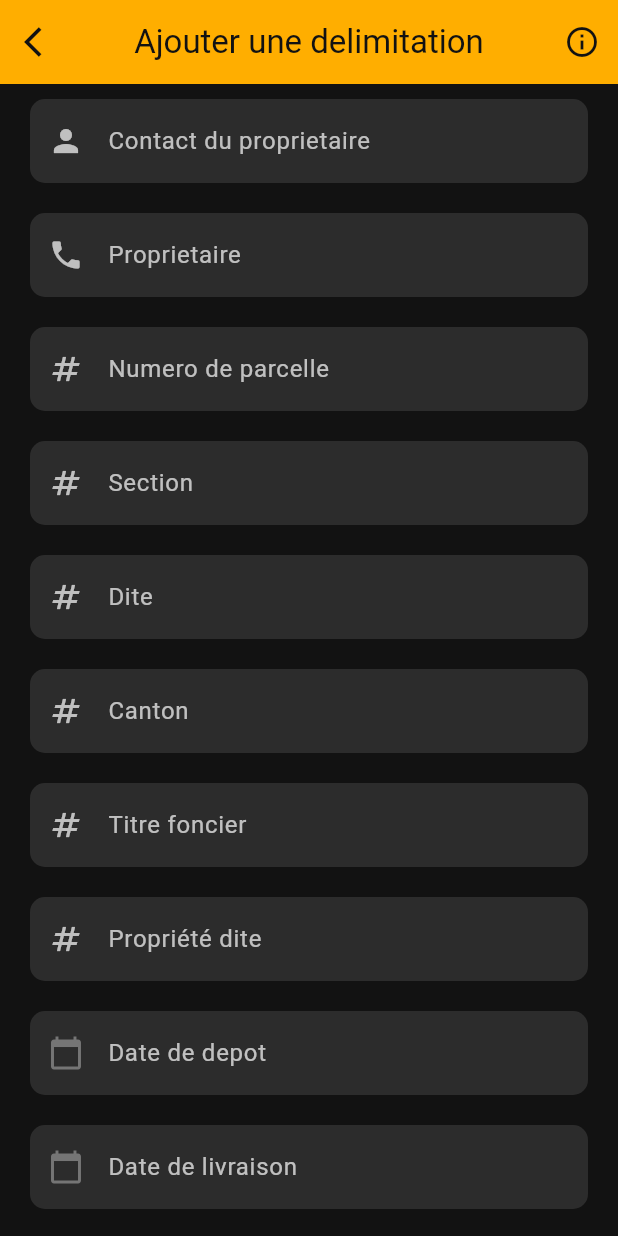
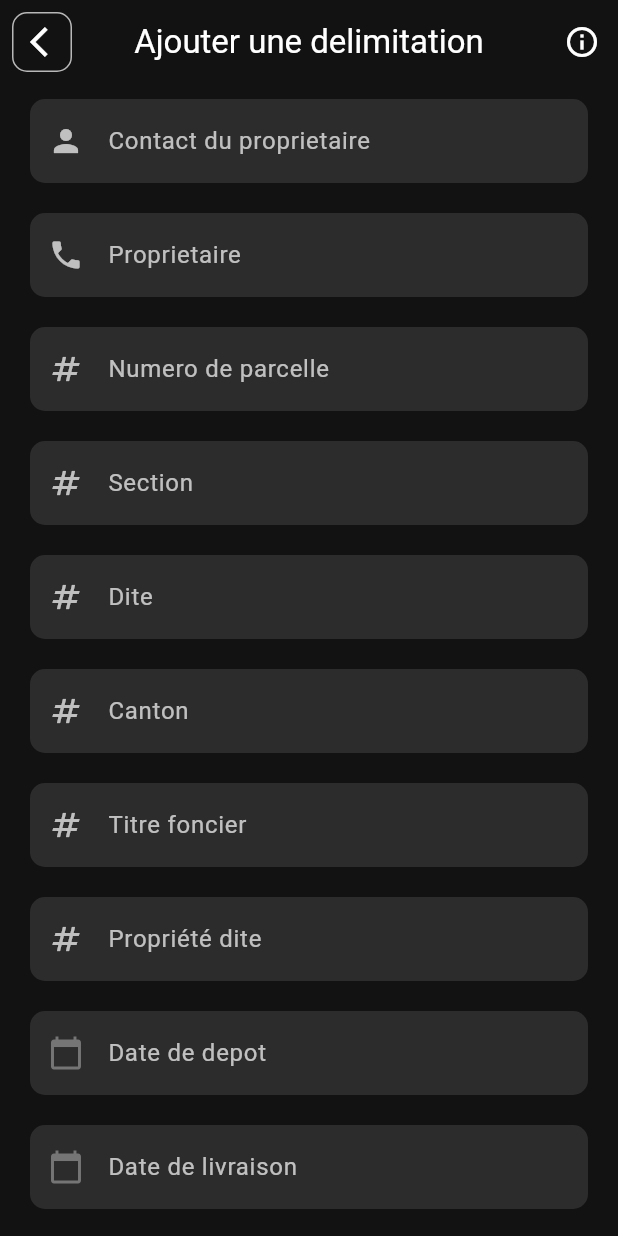
Before and after one commit to songo-04/NjaraAppFront, a Flutter app: the AddDelimitation screen opened directly, on a phone screen of 412 x 824 dp. Run offline on Flutter 3.47's test engine with Material 3 defaults, Android fonts, the phone set to English and light mode, and no system bars; our stand-ins replace flutter_local_notifications, flutter_secure_storage, flutter_spinkit, jwt_decoder, logger, table_calendar; accounts and stored records are empty.

```diff
--- a/lib/utils/appBar.dart
+++ b/lib/utils/appBar.dart
@@ -10,25 +10,36 @@ class AppBarUtils extends StatelessWidget implements PreferredSizeWidget {
   @override
   Widget build(BuildContext context) {
     return AppBar(
-      title: Text(title, style: const TextStyle(color: bgColor)),
-      backgroundColor: mainColor,
+      title: Text(title, style: const TextStyle(color: textColor)),
+      backgroundColor: bgColor,
       elevation: 0,
       centerTitle: true,
       leading: IconButton(
-        icon: const Icon(Icons.arrow_back_ios, color: bgColor),
+        icon: const Icon(Icons.arrow_back_ios, color: textColor),
         onPressed: () => Navigator.of(context).pop(),
+        style: ButtonStyle(
+          shape: WidgetStateProperty.all(
+            RoundedRectangleBorder(
+              borderRadius: BorderRadius.circular(10),
+              side: const BorderSide(color: textColorSecondary),
+            ),
+          ),
+          padding: WidgetStateProperty.all(
+            const EdgeInsets.only(left: 8),
+          ),
+        ),
       ),
       actions: [
         IconButton(
-          icon: const Icon(Icons.info_outline, color: bgColor),
+          icon: const Icon(Icons.info_outline, color: textColor),
           onPressed: () {
             // Show info dialog or navigate to help page
             showDialog(
               context: context,
               builder: (context) => AlertDialog(
                 title: const Text('Information'),
-                content: const Text(
-                    'Remplissez tous les champs pour ajouter un nouveau morcellement.'),
+                content: Text(
+                    'Remplissez tous les champs pour ajouter un nouveau $title'),
                 actions: [
                   TextButton(
                     child: const Text(
--- a/lib/view/pages/home/notification/notification_helper.dart
+++ b/lib/view/pages/home/notification/notification_helper.dart
@@ -63,7 +63,7 @@ class NotificationHelper {
 
   void _startDailyCheck() {
     final now = DateTime.now();
-    DateTime scheduledTime = DateTime(now.year, now.month, now.day, 13, 45);
+    DateTime scheduledTime = DateTime(now.year, now.month, now.day, 19, 00);
 
     if (now.isAfter(scheduledTime)) {
       scheduledTime = scheduledTime.add(const Duration(days: 1));
--- a/lib/view/pages/home/task/taskHomePage.dart
+++ b/lib/view/pages/home/task/taskHomePage.dart
@@ -25,7 +25,7 @@ class _TaskHomePageState extends State<TaskHomePage> {
             right: MediaQuery.of(context).size.width * 0.1, // Moved to right
             child: buildBlurCircle(60, mainColor.withOpacity(0.6)),
           ),
-          Container(
+          const SizedBox(
             width: double.infinity,
             height: double.infinity,
             child:
--- a/lib/view/pages/home/work/morcellement/morcellement.dart
+++ b/lib/view/pages/home/work/morcellement/morcellement.dart
@@ -482,10 +482,10 @@ class _MorcellementDetailsSheetState extends State<MorcellementDetailsSheet>
             minChildSize: 0.5,
             maxChildSize: 1.0,
             builder: (_, controller) => Container(
-              decoration: BoxDecoration(
+              decoration: const BoxDecoration(
                 color: cardColor,
                 borderRadius:
-                    const BorderRadius.vertical(top: Radius.circular(20)),
+                     BorderRadius.vertical(top: Radius.circular(20)),
               ),
               child: Column(
                 children: [
```
Also changed, not shown: lib/view/pages/home/contact/afficheContact.dart (+22 -50 lines), lib/view/pages/home/contact/contact.dart (+13 -2 lines), lib/view/pages/home/work/delimitation/delimitation.dart (+5 -6 lines).
